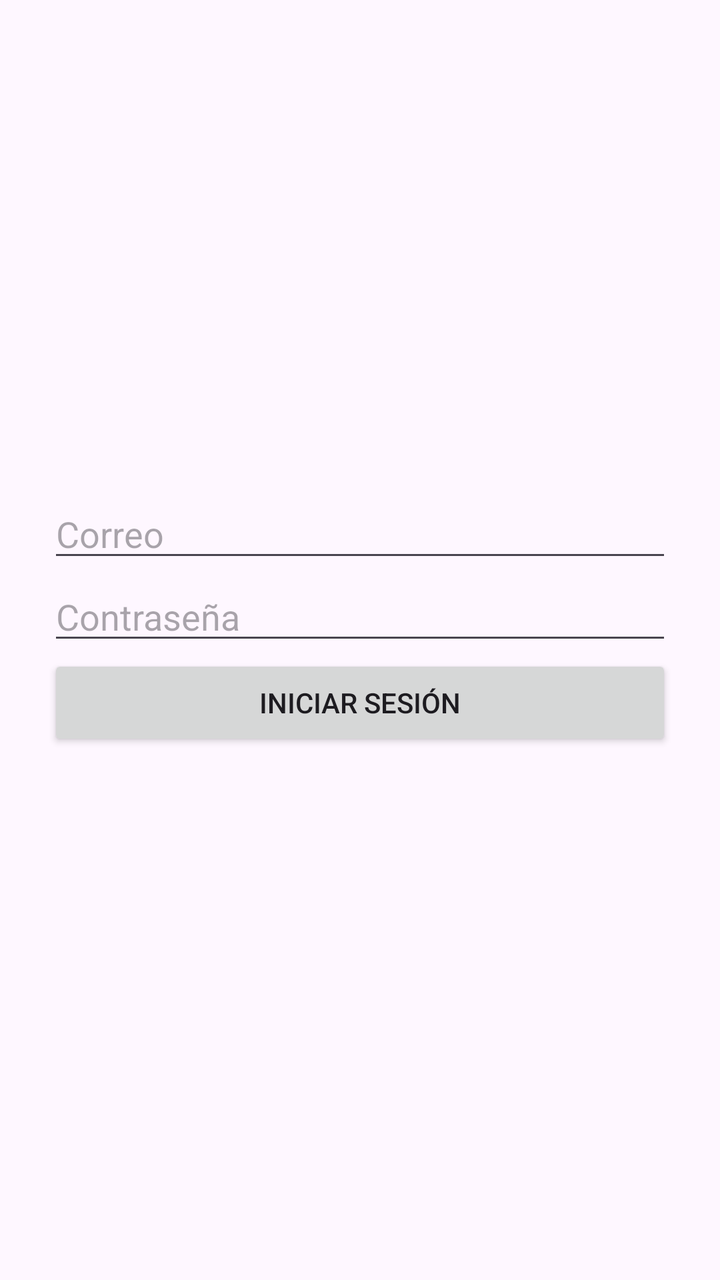
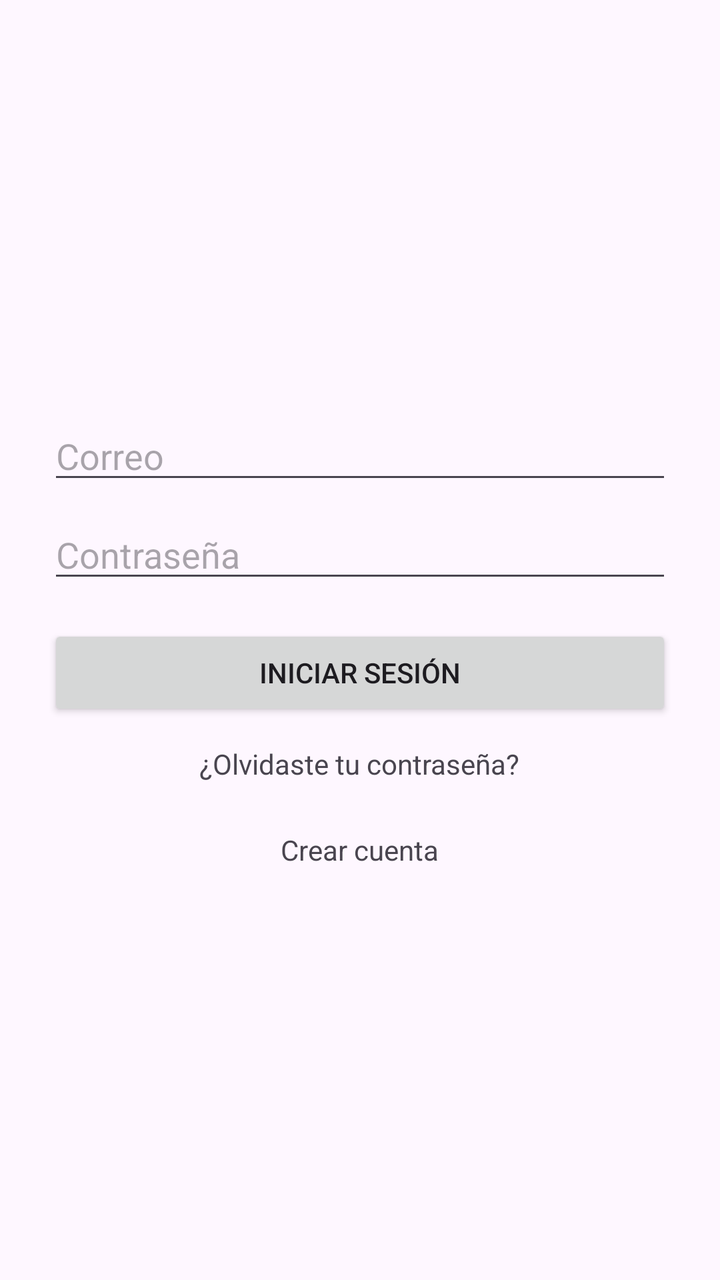

An Android layout rendered at two revisions. The XML below is the earlier revision; the diff shows what the commit changed to produce the second picture.
<!-- AndroidManifest.xml: application theme Theme.Lab7_20211602 -->
<!-- res/layout/activity_login.xml -->
<?xml version="1.0" encoding="utf-8"?>
<LinearLayout
    xmlns:android="http://schemas.android.com/apk/res/android"
    android:orientation="vertical"
    android:padding="24dp"
    android:gravity="center"
    android:layout_width="match_parent"
    android:layout_height="match_parent">

    <EditText
        android:id="@+id/etEmail"
        android:layout_width="match_parent"
        android:layout_height="wrap_content"
        android:hint="Correo" />

    <EditText
        android:id="@+id/etPassword"
        android:layout_width="match_parent"
        android:layout_height="wrap_content"
        android:hint="Contraseña"
        android:inputType="textPassword"/>

    <Button
        android:id="@+id/btnLogin"
        android:layout_width="match_parent"
        android:layout_height="wrap_content"
        android:text="Iniciar Sesión"/>

    <TextView
        android:id="@+id/tvRegister"
        android:text="Crear cuenta"
        android:textSize="16sp"
        android:padding="12dp"  android:layout_height="20dp" android:layout_width="20dp"/>

</LinearLayout>
<!-- resources referenced by this layout -->
<resources>
  <style name="Theme.Lab7_20211602" parent="Base.Theme.Lab7_20211602" />
  <style name="Base.Theme.Lab7_20211602" parent="Theme.Material3.DayNight.NoActionBar">
          
          
      </style>
</resources>

<!-- the commit's change to res/layout/activity_login.xml (unified diff, before → after) -->
@@ -18,18 +18,28 @@
         android:layout_width="match_parent"
         android:layout_height="wrap_content"
         android:hint="Contraseña"
-        android:inputType="textPassword"/>
+        android:inputType="textPassword"
+        android:layout_marginTop="8dp"/>
 
     <Button
         android:id="@+id/btnLogin"
         android:layout_width="match_parent"
         android:layout_height="wrap_content"
-        android:text="Iniciar Sesión"/>
+        android:text="Iniciar Sesión"
+        android:layout_marginTop="16dp"/>
+
+    <TextView
+        android:id="@+id/tvForgotPassword"
+        android:layout_width="wrap_content"
+        android:layout_height="wrap_content"
+        android:text="¿Olvidaste tu contraseña?"
+        android:layout_marginTop="12dp"/>
 
     <TextView
         android:id="@+id/tvRegister"
+        android:layout_width="wrap_content"
+        android:layout_height="wrap_content"
         android:text="Crear cuenta"
-        android:textSize="16sp"
-        android:padding="12dp"  android:layout_height="20dp" android:layout_width="20dp"/>
+        android:layout_marginTop="24dp" />
 
 </LinearLayout>
